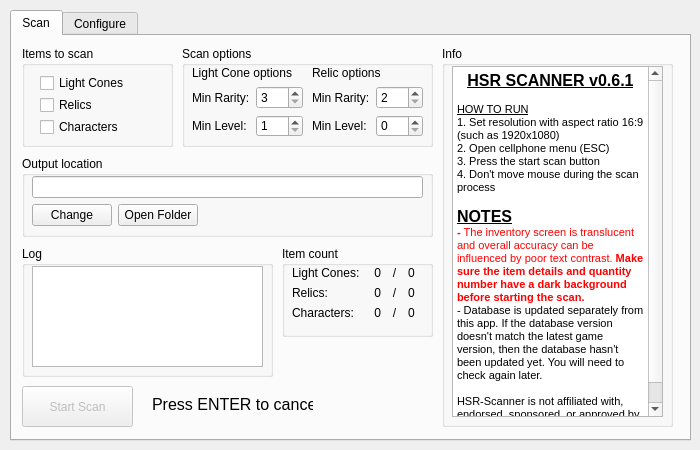
The window that src/ui/hsr_scanner.ui (kel-z/HSR-Scanner) describes before a commit, drawn with Qt 5.
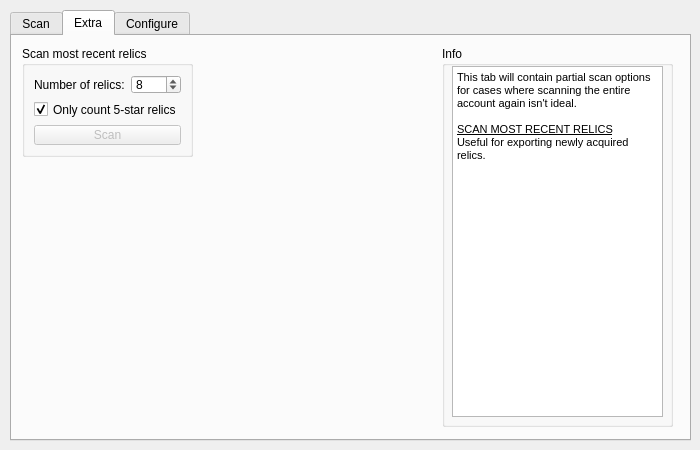
The same window after the commit.

Commit message: feat: scan X newly acquired relics

The edit to the form file:
```diff
--- a/src/ui/hsr_scanner.ui
+++ b/src/ui/hsr_scanner.ui
@@ -59,8 +59,17 @@
     <property name="tabPosition">
      <enum>QTabWidget::North</enum>
     </property>
+    <property name="tabShape">
+     <enum>QTabWidget::Rounded</enum>
+    </property>
     <property name="currentIndex">
-     <number>0</number>
+     <number>1</number>
+    </property>
+    <property name="elideMode">
+     <enum>Qt::ElideNone</enum>
+    </property>
+    <property name="movable">
+     <bool>false</bool>
     </property>
     <property name="tabBarAutoHide">
      <bool>false</bool>
@@ -512,7 +521,7 @@
 &lt;html&gt;&lt;head&gt;&lt;meta name=&quot;qrichtext&quot; content=&quot;1&quot; /&gt;&lt;style type=&quot;text/css&quot;&gt;
 p, li { white-space: pre-wrap; }
 &lt;/style&gt;&lt;/head&gt;&lt;body style=&quot; font-family:'MS Shell Dlg 2'; font-size:8.25pt; font-weight:400; font-style:normal;&quot;&gt;
-&lt;p align=&quot;center&quot; style=&quot; margin-top:0px; margin-bottom:0px; margin-left:0px; margin-right:0px; -qt-block-indent:0; text-indent:0px;&quot;&gt;&lt;span style=&quot; font-size:12pt; font-weight:600; text-decoration: underline;&quot;&gt;HSR SCANNER v0.6.1&lt;/span&gt;&lt;/p&gt;
+&lt;p align=&quot;center&quot; style=&quot; margin-top:0px; margin-bottom:0px; margin-left:0px; margin-right:0px; -qt-block-indent:0; text-indent:0px;&quot;&gt;&lt;span style=&quot; font-size:12pt; font-weight:600; text-decoration: underline;&quot;&gt;HSR SCANNER v0.6.2&lt;/span&gt;&lt;/p&gt;
 &lt;p align=&quot;center&quot; style=&quot;-qt-paragraph-type:empty; margin-top:0px; margin-bottom:0px; margin-left:0px; margin-right:0px; -qt-block-indent:0; text-indent:0px;&quot;&gt;&lt;br /&gt;&lt;/p&gt;
 &lt;p style=&quot; margin-top:0px; margin-bottom:0px; margin-left:0px; margin-right:0px; -qt-block-indent:0; text-indent:0px;&quot;&gt;&lt;span style=&quot; text-decoration: underline;&quot;&gt;HOW TO RUN&lt;/span&gt;&lt;/p&gt;
 &lt;p style=&quot; margin-top:0px; margin-bottom:0px; margin-left:0px; margin-right:0px; -qt-block-indent:0; text-indent:0px;&quot;&gt;&lt;span style=&quot; font-size:8pt;&quot;&gt;1. Set resolution with aspect ratio 16:9 (such as 1920x1080)&lt;/span&gt;&lt;/p&gt;
@@ -573,6 +582,110 @@
       </widget>
      </widget>
     </widget>
+    <widget class="QWidget" name="Extra">
+     <property name="enabled">
+      <bool>true</bool>
+     </property>
+     <attribute name="title">
+      <string>Extra</string>
+     </attribute>
+     <widget class="QGroupBox" name="formGroupBox_2">
+      <property name="geometry">
+       <rect>
+        <x>10</x>
+        <y>10</y>
+        <width>171</width>
+        <height>111</height>
+       </rect>
+      </property>
+      <property name="title">
+       <string>Scan most recent relics</string>
+      </property>
+      <layout class="QFormLayout" name="formLayout_6">
+       <item row="1" column="0">
+        <widget class="QCheckBox" name="checkBoxRecentRelicsFiveStar">
+         <property name="text">
+          <string>Only count 5-star relics</string>
+         </property>
+         <property name="checked">
+          <bool>true</bool>
+         </property>
+        </widget>
+       </item>
+       <item row="0" column="0" colspan="2">
+        <layout class="QFormLayout" name="formLayout_9">
+         <item row="0" column="0">
+          <widget class="QLabel" name="label_15">
+           <property name="text">
+            <string>Number of relics:</string>
+           </property>
+          </widget>
+         </item>
+         <item row="0" column="1">
+          <widget class="QSpinBox" name="spinBoxRecentRelics">
+           <property name="minimum">
+            <number>1</number>
+           </property>
+           <property name="maximum">
+            <number>1500</number>
+           </property>
+           <property name="value">
+            <number>8</number>
+           </property>
+          </widget>
+         </item>
+        </layout>
+       </item>
+       <item row="2" column="0" colspan="2">
+        <widget class="QPushButton" name="pushButtonStartScanRecentRelics">
+         <property name="enabled">
+          <bool>false</bool>
+         </property>
+         <property name="text">
+          <string>Scan</string>
+         </property>
+        </widget>
+       </item>
+      </layout>
+     </widget>
+     <widget class="QGroupBox" name="groupBox_10">
+      <property name="geometry">
+       <rect>
+        <x>430</x>
+        <y>10</y>
+        <width>231</width>
+        <height>381</height>
+       </rect>
+      </property>
+      <property name="title">
+       <string>Info</string>
+      </property>
+      <widget class="QTextEdit" name="textEdit_2">
+       <property name="geometry">
+        <rect>
+         <x>10</x>
+         <y>20</y>
+         <width>211</width>
+         <height>351</height>
+        </rect>
+       </property>
+       <property name="readOnly">
+        <bool>true</bool>
+       </property>
+       <property name="html">
+        <string>&lt;!DOCTYPE HTML PUBLIC &quot;-//W3C//DTD HTML 4.0//EN&quot; &quot;http://www.w3.org/TR/REC-html40/strict.dtd&quot;&gt;
+&lt;html&gt;&lt;head&gt;&lt;meta name=&quot;qrichtext&quot; content=&quot;1&quot; /&gt;&lt;style type=&quot;text/css&quot;&gt;
+p, li { white-space: pre-wrap; }
+&lt;/style&gt;&lt;/head&gt;&lt;body style=&quot; font-family:'MS Shell Dlg 2'; font-size:8.25pt; font-weight:400; font-style:normal;&quot;&gt;
+&lt;p style=&quot; margin-top:0px; margin-bottom:0px; margin-left:0px; margin-right:0px; -qt-block-indent:0; text-indent:0px;&quot;&gt;This tab will contain partial scan options for cases where scanning the entire account again isn't ideal.&lt;/p&gt;
+&lt;p style=&quot;-qt-paragraph-type:empty; margin-top:0px; margin-bottom:0px; margin-left:0px; margin-right:0px; -qt-block-indent:0; text-indent:0px;&quot;&gt;&lt;br /&gt;&lt;/p&gt;
+&lt;p style=&quot; margin-top:0px; margin-bottom:0px; margin-left:0px; margin-right:0px; -qt-block-indent:0; text-indent:0px;&quot;&gt;&lt;span style=&quot; text-decoration: underline;&quot;&gt;SCAN MOST RECENT RELICS&lt;/span&gt;&lt;/p&gt;
+&lt;p style=&quot; margin-top:0px; margin-bottom:0px; margin-left:0px; margin-right:0px; -qt-block-indent:0; text-indent:0px;&quot;&gt;Useful for exporting newly acquired relics.&lt;/p&gt;
+&lt;p style=&quot;-qt-paragraph-type:empty; margin-top:0px; margin-bottom:0px; margin-left:0px; margin-right:0px; -qt-block-indent:0; text-indent:0px;&quot;&gt;&lt;br /&gt;&lt;/p&gt;&lt;/body&gt;&lt;/html&gt;</string>
+       </property>
+      </widget>
+     </widget>
+    </widget>
     <widget class="QWidget" name="Configure">
      <attribute name="title">
       <string>Configure</string>
```
Left out of the diff: 46 changed lines with no effect on the pictures. The commit also changes 7 other files.
